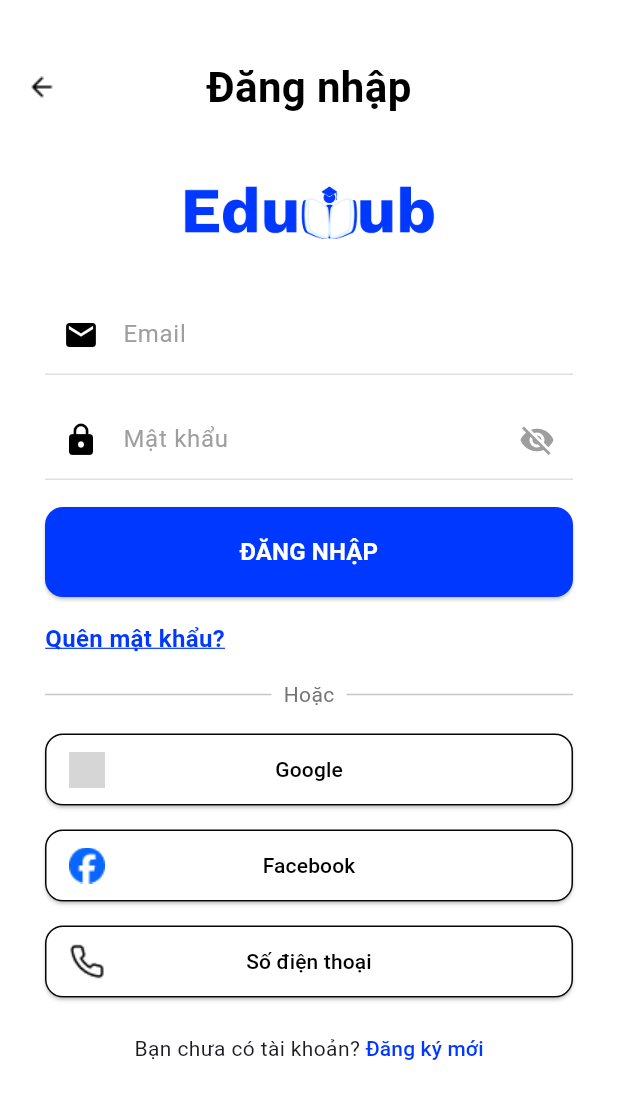
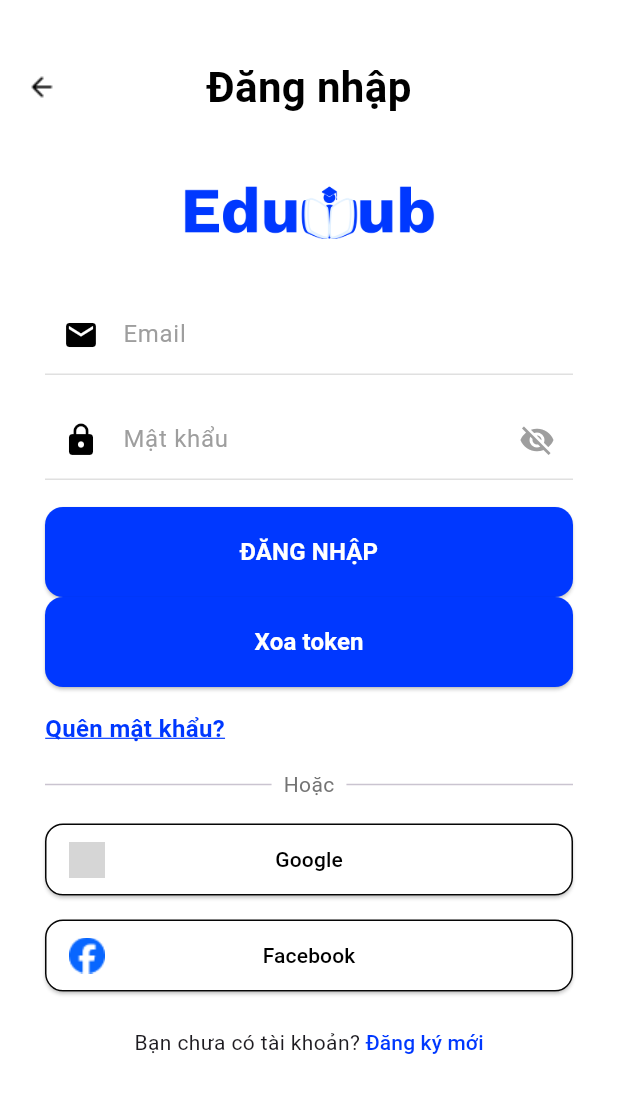
Before and after one commit to ASE-UIT/02.-Online-course-System, a Flutter app: the screen it shows after launch, after a tap on "Đăng nhập", on a phone screen of 412 x 824 dp. Shown: the top 1099 px of the screen. Run offline on Flutter 3.47's test engine with Material 3 defaults, Android fonts, the phone set to English and light mode, and no system bars; our stand-ins replace chewie, flutter_secure_storage, fluttertoast, pin_code_fields, shared_preferences, video_player; network calls fail; Roboto replaces fonts that are missing (WorkSans); grey boxes are pictures that could not be loaded.

Commit message:
Add: add login viewmodel to view

```diff
--- a/lib/ViewModels/course_view_model.dart
+++ b/lib/ViewModels/course_view_model.dart
@@ -21,18 +21,11 @@
   List<Data> get courses => _courses;
   CourseModel? get courseResponse => _courseResponse;
   CourseDetailData get courseDetail => _courseDetail;
-  // Private method to update loading state
-  void _setLoading(bool loading) {
-    if (_isLoading != loading) {
-      _isLoading = loading;
-      notifyListeners();
-    }
-  }
+
 
   Future<void> getCourseDetail(String courseId) async {
 
     try {
-      _setLoading(true);
       developer.log('courseID: ${courseId.toString()}');
 
       final response = await HttpService.get('$_courseEndpoint/$courseId');
@@ -50,14 +43,13 @@
       rethrow;
     } finally {
       developer.log('final');
-      _setLoading(false);
+      notifyListeners();
     }
   }
 
   Future<void> getAllCourses() async {
 
     try {
-      _setLoading(true);
       final response = await HttpService.get(_courseEndpoint);
       _courseResponse = CourseModel.fromJson(response);
       if (_courseResponse?.success == true && _courseResponse?.data != null) {
@@ -70,26 +62,9 @@
       _courses = [];
       rethrow;
     } finally {
-      _setLoading(false);
+      notifyListeners();
 
     }
   }
 
-  // Helper method to get course status
-  String getCourseStatus(Data course) {
-    return course.status ?? 'UNKNOWN';
-  }
-
-  // Helper method to get formatted price
- /* String getFormattedPrice(Data course) {
-    final sellPrice = course.sellPrice ?? '0';
-    final originalPrice = course.originalPrice ?? '0';
-    return double.parse(sellPrice) > 0 ? sellPrice : originalPrice;
-  }*/
-
-  // Helper method to check if course is free
-  /*bool isFree(Data course) {
-    final price = getFormattedPrice(course);
-    return double.parse(price) <= 0;
-  }*/
 }
--- a/lib/main.dart
+++ b/lib/main.dart
@@ -25,6 +25,9 @@
         ChangeNotifierProvider(
           create: (_) => LearningViewModel(),
         ),
+        ChangeNotifierProvider(
+          create: (_) => LoginViewModel(),
+        ),
       ],
       child: MyApp(),
     ),
--- a/lib/screens/CourseListScreen.dart
+++ b/lib/screens/CourseListScreen.dart
@@ -29,16 +29,12 @@
     _loadData();
     _loadToken();
   }
-  Future<void> _loadToken() async{
+  Future<void> _loadToken() async {
     try {
       token = await storage.read(key: 'token');
-      debugPrint('Token: $token');
-
-
     } catch (e) {
       debugPrint('Error loading token: $e');
     }
-
   }
   Future<void> _loadData() async {
     try {
@@ -67,7 +63,8 @@
               const Spacer(), // Thêm khoảng trống giữa logo và nút đăng nhập
               Container(
                 height: 40,
-                child: TextButton(
+                child:
+                TextButton(
                   onPressed: () {
                     Navigator.push(
                       context,
--- a/lib/screens/LearningScreen.dart
+++ b/lib/screens/LearningScreen.dart
@@ -47,7 +47,7 @@
   Future<void> _loadData() async {
     try {
       final r =
-          await _learningVM.getLearning("95eabf10-5a9a-45db-ab13-9c37c390b4c2");
+          await _learningVM.getLearning("30d2b059-716e-445e-ad20-bd7341d7adda");
       _learningModel = r?.data ?? LearningData();
       lessonParts = r?.data?.lessonParts;
     } catch (e) {
--- a/lib/screens/SignInScreen.dart
+++ b/lib/screens/SignInScreen.dart
@@ -1,15 +1,63 @@
+
+import 'dart:developer';
+
 import 'package:flutter/material.dart';
+import 'package:flutter_secure_storage/flutter_secure_storage.dart';
+import 'package:online_course_system/ViewModels/login_view_model.dart';
 import 'package:online_course_system/constants/colors.dart';
 import 'package:online_course_system/screens/HomeScreen.dart';
 import 'package:online_course_system/screens/SignUpScreen.dart';
 import 'package:online_course_system/widgets/customtextfield.dart';
 import 'package:online_course_system/widgets/socialloginbutton.dart';
+import 'package:provider/provider.dart';
 
-class SignInScreen extends StatelessWidget {
+import '../models/login_model.dart';
+
+class SignInScreen extends StatefulWidget {
   SignInScreen({super.key});
 
+  @override
+  State<SignInScreen> createState() => _SignInScreenState();
+}
+
+class _SignInScreenState extends State<SignInScreen> {
+  final storage = new FlutterSecureStorage();
+
+  late LoginViewModel viewModel;
+
   final TextEditingController emailController = TextEditingController();
+
   final TextEditingController passwordController = TextEditingController();
+  void _showSuccessDialog(BuildContext context) {
+    showDialog(
+      context: context,
+      barrierDismissible: false, // Người dùng không thể tắt bằng tap bên ngoài dialog
+      builder: (context) {
+        return AlertDialog(
+          title: Text("Đăng nhập thành công"),
+          content: Text("Chào mừng bạn đến với EduHub!"),
+          actions: <Widget>[
+            TextButton(
+              onPressed: () {
+                Navigator.of(context).pop(); // Đóng dialog
+                Navigator.pushReplacement(
+                  context,
+                  MaterialPageRoute(builder: (context) => HomeScreen()),
+                );
+              },
+              child: Text("Tiến hành"),
+            ),
+          ],
+        );
+      },
+    );
+  }
+
+
+  initState() {
+    super.initState();
+    viewModel = Provider.of<LoginViewModel>(context, listen: false);
+  }
 
   @override
   Widget build(BuildContext context) {
@@ -69,14 +117,27 @@
                         ),
                         const SizedBox(height: 18),
                         ElevatedButton(
-                          onPressed: () {
-                            Navigator.push(
-                              context,
-                              MaterialPageRoute(
-                                builder: (context) => HomeScreen(),
-                              ),
+                          onPressed: () async {
+                            final loginRequest = LoginRequest(
+                              phoneNumberOrEmail: emailController.text,
+                              password: passwordController.text,
                             );
+                            await viewModel.login(loginRequest);
+                            var token = await storage.read(key: 'token');
+                            log(token.toString());
+                            if (token != null) { // Kiểm tra token nếu đăng nhập thành công
+                              _showSuccessDialog(context);
+                            } else {
+                              ScaffoldMessenger.of(context).showSnackBar(
+                                SnackBar(
+                                  content: Text("Đăng nhập thất bại, vui lòng thử lại."),
+                                  backgroundColor: Colors.red,
+                                ),
+                              );
+                            }
+
                           },
+
                           style: ElevatedButton.styleFrom(
                             backgroundColor: AppColors.primary500,
                             minimumSize: const Size(double.infinity, 60),
@@ -86,6 +147,27 @@
                           ),
                           child: const Text(
                             "ĐĂNG NHẬP",
+                            style: TextStyle(
+                                fontSize: 16,
+                                fontWeight: FontWeight.w600,
+                                color: Colors.white
+                            ),
+                          ),
+                        ),
+                        ElevatedButton(
+                          onPressed: () async {
+                            await storage.delete(key: 'token');
+                          },
+
+                          style: ElevatedButton.styleFrom(
+                            backgroundColor: AppColors.primary500,
+                            minimumSize: const Size(double.infinity, 60),
+                            shape: RoundedRectangleBorder(
+                              borderRadius: BorderRadius.circular(12),
+                            ),
+                          ),
+                          child: const Text(
+                            "Xoa token",
                             style: TextStyle(
                                 fontSize: 16,
                                 fontWeight: FontWeight.w600,
@@ -126,12 +208,6 @@
                           imagePath: 'assets/facebook_logo.png',
                           onPressed: () {},
                         ),
-                        const SizedBox(height: 16),
-                        SocialLoginButton(
-                          title: 'Số điện thoại',
-                          imagePath: 'assets/phone_logo.png',
-                          onPressed: () {},
-                        ),
                         const SizedBox(height: 24),
                         Row(
                           mainAxisAlignment: MainAxisAlignment.center,
--- a/lib/screens/VideoScreen.dart
+++ b/lib/screens/VideoScreen.dart
@@ -29,6 +29,7 @@
       autoPlay: true,
       looping: true,
       startAt: Duration(seconds: 0),
+
     );
   }
 
--- a/lib/screens/course_detail/course_detail.dart
+++ b/lib/screens/course_detail/course_detail.dart
@@ -1,3 +1,5 @@
+import 'dart:developer';
+
 import 'package:flutter/material.dart';
 import 'package:provider/provider.dart';
 import '../../ViewModels/course_view_model.dart';
@@ -28,7 +30,7 @@
       debugPrint('CourseId: ${widget.courseId}');
       await _courseDetailVM.getCourseDetail(widget.courseId);
       debugPrint('length: ${_courseDetailVM.courseDetail.courseTargets?.length}');
-
+      debugPrint("model"+_courseDetailVM.courseDetail.toString());
     } catch (e) {
       debugPrint('Error loading courses 2: $e');
     }
--- a/lib/screens/course_detail/widgets/info/info.dart
+++ b/lib/screens/course_detail/widgets/info/info.dart
@@ -41,7 +41,7 @@
                 style: TextStyle(fontSize: 16, fontWeight: FontWeight.bold),
               ),
               const SizedBox(width: 8),
-              StarBar(rating: courseDetail.averageRating!.toDouble()),
+              StarBar(rating: courseDetail.averageRating?.toDouble()??0.0),
               const SizedBox(width: 8),
               Text('(${courseDetail.averageRating} đánh giá)',
                   style: TextStyle(fontSize: 16)),
@@ -71,7 +71,7 @@
             textBaseline: TextBaseline.alphabetic,
             children: [
               Text(
-                "${courseDetail.sellPrice.toString()}đ",
+                "${courseDetail.sellPrice}đ",
                 style: const TextStyle(
                   fontSize: 24,
                   fontWeight: FontWeight.bold,
@@ -80,7 +80,7 @@
               ),
               const SizedBox(width: 20),
               Text(
-                "${courseDetail.originalPrice.toString()}đ",
+                "${courseDetail.originalPrice}đ",
                 style: const TextStyle(
                   fontSize: 18,
                   color: Colors.grey,
```
